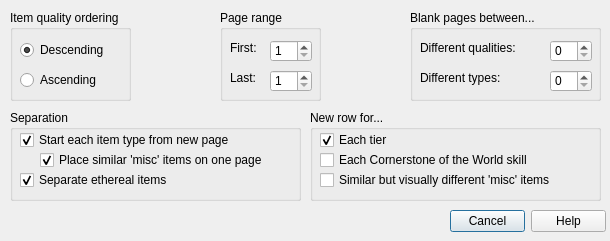
The window that stashsortingoptionsdialog.ui (kambala-decapitator/MedianXLOfflineTools) describes before a commit, drawn with Qt 5.
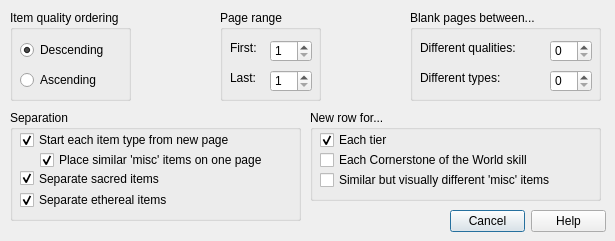
The same window after the commit.

Commit message:
added option to separate sacreds;
fixed separating sacred belts.

Diff of the .ui file:
```diff
--- a/stashsortingoptionsdialog.ui
+++ b/stashsortingoptionsdialog.ui
@@ -6,7 +6,7 @@
    <rect>
     <x>0</x>
     <y>0</y>
-    <width>610</width>
+    <width>615</width>
     <height>241</height>
    </rect>
   </property>
@@ -280,7 +280,7 @@
      <x>10</x>
      <y>110</y>
      <width>291</width>
-     <height>91</height>
+     <height>111</height>
     </rect>
    </property>
    <property name="title">
@@ -290,7 +290,7 @@
     <property name="geometry">
      <rect>
       <x>10</x>
-      <y>60</y>
+      <y>80</y>
       <width>173</width>
       <height>20</height>
      </rect>
@@ -334,6 +334,22 @@
      <bool>true</bool>
     </property>
    </widget>
+   <widget class="QCheckBox" name="separateSacredCheckBox">
+    <property name="geometry">
+     <rect>
+      <x>10</x>
+      <y>60</y>
+      <width>171</width>
+      <height>17</height>
+     </rect>
+    </property>
+    <property name="text">
+     <string>Separate sacred items</string>
+    </property>
+    <property name="checked">
+     <bool>true</bool>
+    </property>
+   </widget>
   </widget>
  </widget>
  <tabstops>
```
The commit also changes 5 other files.
